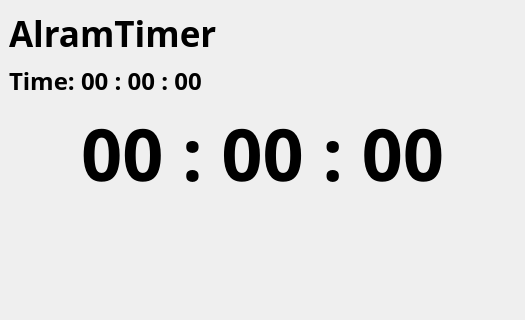
This is MainApp/QWidgets/mainwindow.ui in ngee044/AlarmTimer as Qt 5 draws it before an edit; both pictures show x 0 to 525 and y 0 to 320 of the 525 by 545 pixel window. The edited form follows.
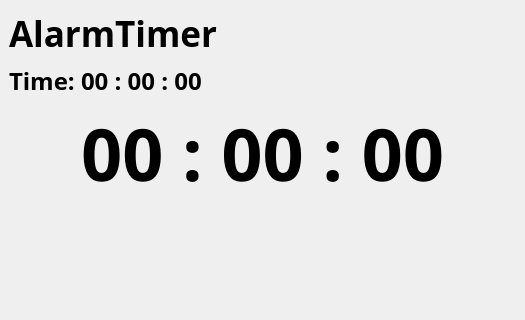
This is the edited form.

Commit message: u: 오타 수정

Diff of the .ui file:
```diff
--- a/MainApp/QWidgets/mainwindow.ui
+++ b/MainApp/QWidgets/mainwindow.ui
@@ -26,7 +26,7 @@
        </font>
       </property>
       <property name="text">
-       <string>AlramTimer</string>
+       <string>AlarmTimer</string>
       </property>
      </widget>
     </item>
```
The commit also changes 2 other files.
